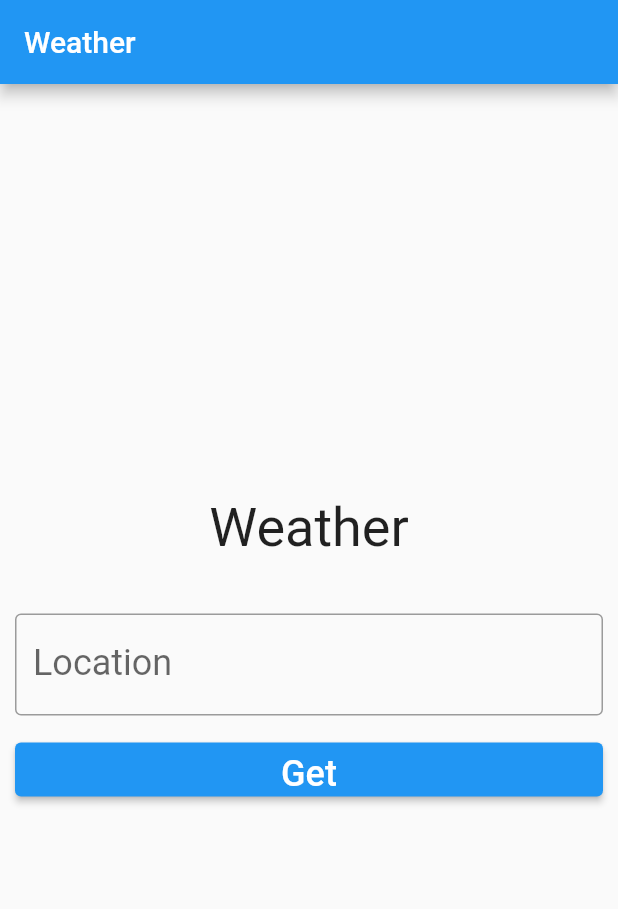
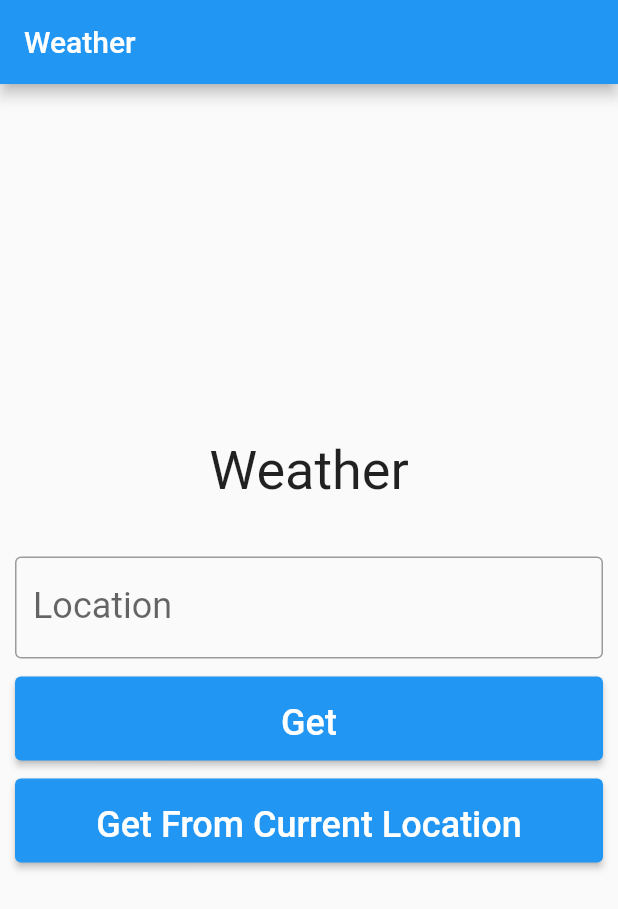
Before and after one commit to allenlewis32/weather_flutter, a Flutter app: the screen it shows after launch, after a tap on "Get", on a phone screen of 412 x 824 dp. Shown: the top 909 px of the screen. Run offline on Flutter 3.47's test engine with Material 2 defaults, Android fonts, the phone set to English and light mode, and no system bars; our stand-ins replace geolocator; network calls fail.

Commit message:
Add. Display weather details using device location

```diff
--- a/lib/main.dart
+++ b/lib/main.dart
@@ -1,6 +1,7 @@
 import 'dart:convert';
 
 import 'package:flutter/material.dart';
+import 'package:geolocator/geolocator.dart';
 import 'package:http/http.dart' as http;
 
 void main() {
@@ -19,6 +20,7 @@ class MyApp extends StatefulWidget {
 class _MyAppState extends State<MyApp> {
   String? result;
   late TextEditingController locationFieldController;
+  final GlobalKey<ScaffoldMessengerState> snackBarKey = GlobalKey();
 
   @override
   void initState() {
@@ -35,6 +37,7 @@ class _MyAppState extends State<MyApp> {
   @override
   Widget build(BuildContext context) {
     return MaterialApp(
+      scaffoldMessengerKey: snackBarKey,
       home: Scaffold(
         appBar: AppBar(
           title: const Text('Weather'),
@@ -68,19 +71,36 @@ class _MyAppState extends State<MyApp> {
                 ),
                 const SizedBox(height: 12),
                 ElevatedButton(
-                  onPressed: get,
+                  onPressed: getFromInput,
+                  child: Container(
+                    margin: const EdgeInsets.all(10),
                     child: const Text(
                       'Get',
                       style: TextStyle(fontSize: 24, height: 1.5),
+                    ),
+                  ),
+                ),
+                const SizedBox(height: 12),
+                ElevatedButton(
+                  onPressed: getFromLocation,
+                  child: Container(
+                    margin: const EdgeInsets.all(10),
+                    child: const Text(
+                      'Get From Current Location',
+                      style: TextStyle(fontSize: 24, height: 1.5),
+                    ),
                   ),
                 ),
                 const SizedBox(height: 12),
                 if (result != null) ...[
                   ElevatedButton(
                     onPressed: reset,
+                    child: Container(
+                      margin: const EdgeInsets.all(10),
                       child: const Text(
                         'Reset',
                         style: TextStyle(fontSize: 24, height: 1.5),
+                      ),
                     ),
                   ),
                   Text(
@@ -103,9 +123,57 @@ class _MyAppState extends State<MyApp> {
     });
   }
 
-  void get() async {
-    var url =
-        'https://api.openweathermap.org/data/2.5/weather?appid=8543f6270e23784de12f4f571533d422&q=${locationFieldController.value.text}';
+  Future<bool> handleLocationPermission() async {
+    bool serviceEnabled = await Geolocator.isLocationServiceEnabled();
+    if (!serviceEnabled) {
+      const snackBar = SnackBar(
+        content: Text('Location services are disabled. Please enable them.'),
+      );
+      snackBarKey.currentState?.showSnackBar(snackBar);
+      return false;
+    }
+    LocationPermission permission = await Geolocator.checkPermission();
+    if (permission == LocationPermission.denied) {
+      permission = await Geolocator.requestPermission();
+      if (permission == LocationPermission.denied) {
+        const snackBar = SnackBar(
+          content: Text('Location permissions are needed to continue.'),
+        );
+        snackBarKey.currentState?.showSnackBar(snackBar);
+        return false;
+      }
+    }
+    if (permission == LocationPermission.deniedForever) {
+      const snackBar = SnackBar(
+        content: Text(
+            "Location permissions are needed to continue. Enable permissions from settings"),
+      );
+      snackBarKey.currentState?.showSnackBar(snackBar);
+    }
+    return true;
+  }
+
+  void getFromLocation() async {
+    if (!await handleLocationPermission()) {
+      return;
+    }
+    Position position = await Geolocator.getCurrentPosition(
+        desiredAccuracy: LocationAccuracy.high);
+    var longitude = position.longitude;
+    var latitude = position.latitude;
+    var url = '$baseUrl&lon=$longitude&lat=$latitude';
+    get(url);
+  }
+
+  final baseUrl =
+      'https://api.openweathermap.org/data/2.5/weather?appid=8543f6270e23784de12f4f571533d422';
+
+  void getFromInput() async {
+    var url = '$baseUrl&q=${locationFieldController.value.text}';
+    await get(url);
+  }
+
+  Future get(String url) async {
     final response = await http.get(Uri.parse(url));
     setState(() {
       if (response.statusCode == 200) {
--- a/pubspec.yaml
+++ b/pubspec.yaml
@@ -36,6 +36,7 @@ dependencies:
   # Use with the CupertinoIcons class for iOS style icons.
   cupertino_icons: ^1.0.2
   http: ^1.0.0
+  geolocator: ^9.0.2
 
 dev_dependencies:
   flutter_test:
```
Also changed, not shown: pubspec.lock, 5 other files. Lines whose indentation alone changed are shown as unchanged.
